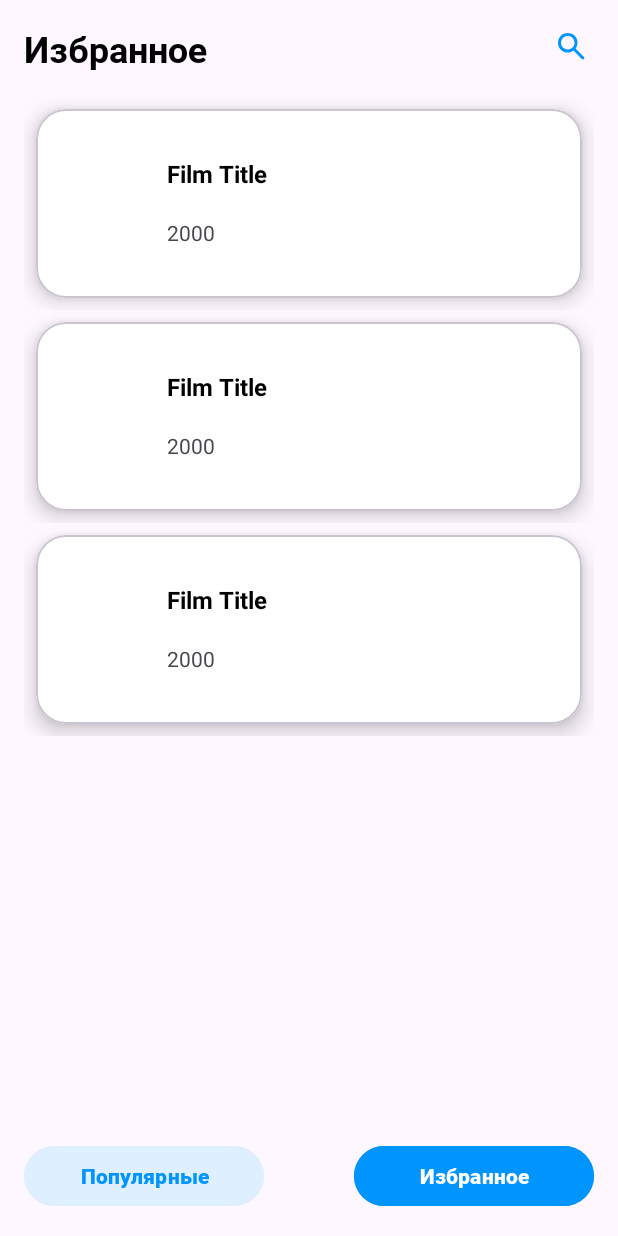
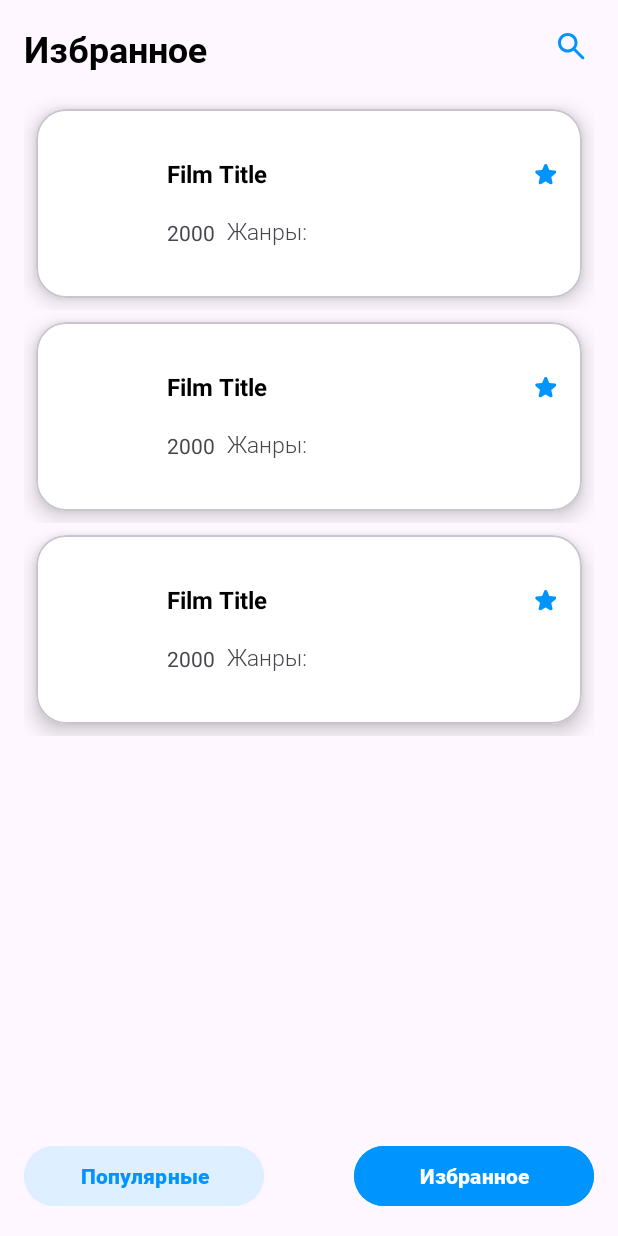
Before and after one commit to MikhailN45/Naumenko, an Android app: the layout fragment_favorites.xml on its own in the app's theme, with its tools: preview values and no code run, on a phone screen of 412 x 824 dp. Run offline under Robolectric (Android 15) with nearby library versions, the phone set to English and light mode, and no system bars.

Commit message:
add material card for recyclers

```diff
--- a/app/src/main/res/layout/view_holder_favorites.xml
+++ b/app/src/main/res/layout/view_holder_favorites.xml
@@ -54,6 +54,7 @@
                 app:layout_constraintStart_toEndOf="@id/fav_list_small_poster"
                 app:layout_constraintTop_toTopOf="parent"
                 tools:targetApi="p"
+                tools:text="@string/film_title"
                 />
 
             <TextView
@@ -71,6 +72,7 @@
                 app:layout_constraintStart_toEndOf="@id/fav_list_film_year"
                 app:layout_constraintTop_toBottomOf="@id/fav_list_film_title"
                 tools:targetApi="p"
+                tools:text="@string/genres"
                 />
 
             <TextView
@@ -86,6 +88,7 @@
                 app:layout_constraintStart_toEndOf="@id/fav_list_small_poster"
                 app:layout_constraintTop_toBottomOf="@id/fav_list_film_title"
                 tools:targetApi="p"
+                tools:text="@string/_2000"
                 />
 
             <androidx.constraintlayout.widget.Barrier
--- a/app/src/main/res/layout/view_holder_film_list.xml
+++ b/app/src/main/res/layout/view_holder_film_list.xml
@@ -10,15 +10,15 @@
         android:id="@+id/film_card_list"
         android:layout_width="match_parent"
         android:layout_height="wrap_content"
+        android:layout_margin="8dp"
         android:backgroundTint="@color/white"
-        android:layout_margin="8dp"
+        android:clickable="true"
+        android:focusable="true"
+        android:padding="16dp"
         app:cardCornerRadius="20dp"
         app:cardElevation="8dp"
-        android:clickable="true"
-        android:padding="16dp"
         app:layout_constraintStart_toStartOf="parent"
-        app:layout_constraintTop_toTopOf="parent"
-        android:focusable="true">
+        app:layout_constraintTop_toTopOf="parent">
 
         <androidx.constraintlayout.widget.ConstraintLayout
             android:layout_width="match_parent"
@@ -36,8 +36,7 @@
                 app:layout_constraintBottom_toBottomOf="parent"
                 app:layout_constraintStart_toStartOf="parent"
                 app:layout_constraintTop_toTopOf="parent"
-                app:shapeAppearanceOverlay="@style/roundedImageView"
-                />
+                app:shapeAppearanceOverlay="@style/roundedImageView" />
 
 
             <TextView
@@ -55,7 +54,7 @@
                 app:layout_constraintEnd_toEndOf="parent"
                 app:layout_constraintStart_toEndOf="@+id/film_list_small_poster"
                 app:layout_constraintTop_toTopOf="parent"
-                tools:text="Film Title" />
+                tools:text="@string/film_title" />
 
             <TextView
                 android:id="@+id/film_list_film_year"
@@ -67,7 +66,7 @@
                 app:layout_constraintBottom_toBottomOf="parent"
                 app:layout_constraintStart_toEndOf="@+id/film_list_small_poster"
                 app:layout_constraintTop_toBottomOf="@+id/film_list_film_title"
-                tools:text="2000" />
+                tools:text="@string/_2000" />
 
             <TextView
                 android:id="@+id/film_list_film_genre"
@@ -85,7 +84,7 @@
                 app:layout_constraintTop_toBottomOf="@id/film_list_film_title"
                 app:layout_constraintVertical_bias="0.333"
                 tools:targetApi="p"
-                />
+                tools:text="@string/genres" />
 
             <com.google.android.material.divider.MaterialDivider
                 android:id="@+id/materialDivider"
@@ -97,12 +96,13 @@
                 android:id="@+id/film_list_favorites_icon"
                 android:layout_width="wrap_content"
                 android:layout_height="wrap_content"
+                android:contentDescription="@string/favorites"
                 android:visibility="invisible"
                 app:layout_constraintBottom_toBottomOf="@+id/film_list_film_title"
                 app:layout_constraintEnd_toEndOf="parent"
                 app:layout_constraintTop_toTopOf="@+id/film_list_film_title"
                 app:srcCompat="@drawable/favs_icon"
-                android:contentDescription="@string/favorites"/>
+                tools:visibility="visible" />
         </androidx.constraintlayout.widget.ConstraintLayout>
 
     </com.google.android.material.card.MaterialCardView>
--- a/app/src/main/res/values/strings.xml
+++ b/app/src/main/res/values/strings.xml
@@ -12,5 +12,7 @@
     <string name="fileName">"%1$d.jpeg"</string>
     <string name="retry">Повторить</string>
     <string name="favorites">Избранное</string>
+    <string name="_2000">2000</string>
+    <string name="film_title">Film Title</string>
 
 </resources>
```
